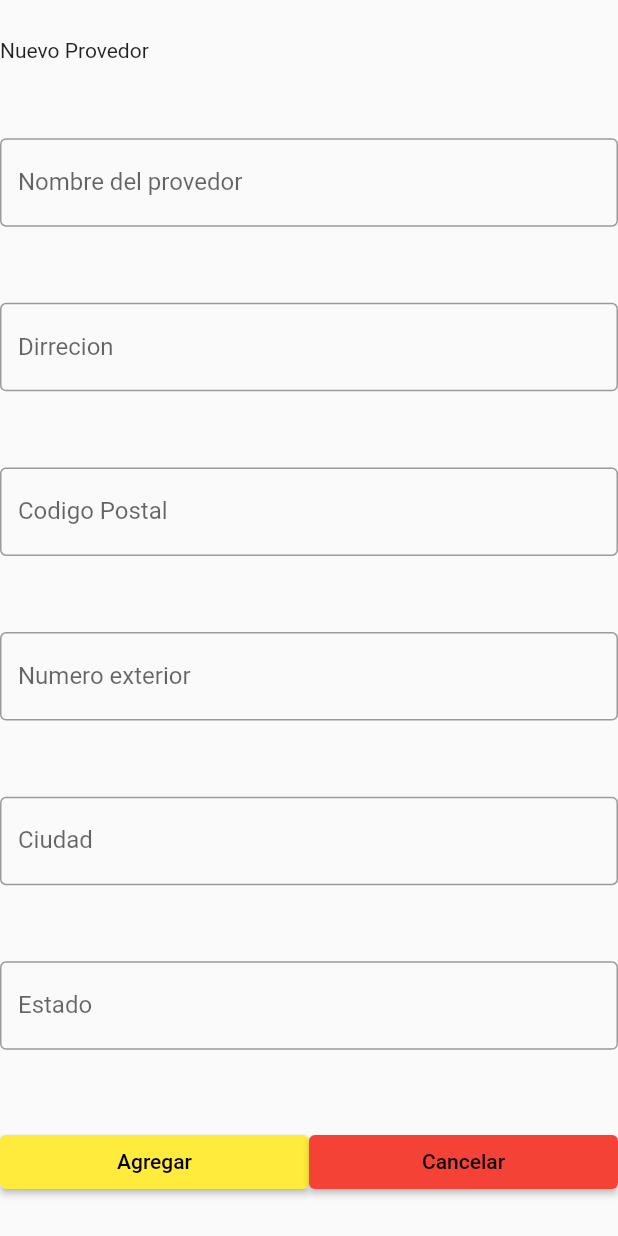
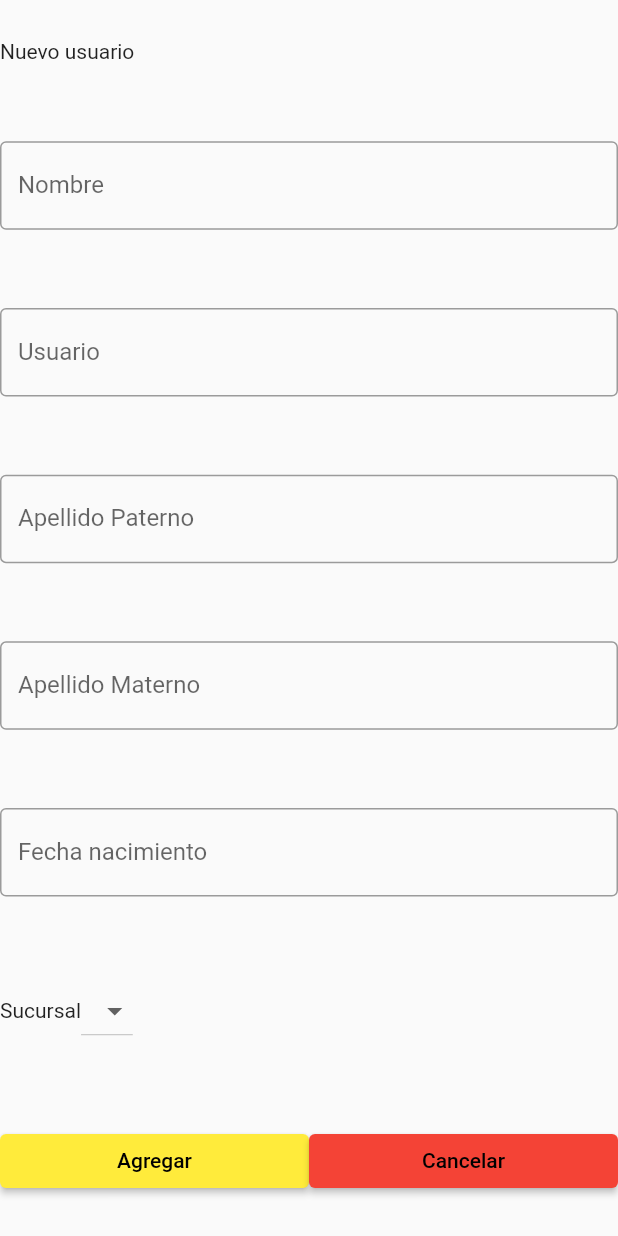
Before and after one commit to DiegoDuenez/flutter-automoviles, a Flutter app: the Add widget shown alone on an empty page, opened directly, on a phone screen of 412 x 824 dp. Run offline on Flutter 3.47's test engine with Material 2 defaults, Android fonts, the light colour scheme and no system bars.

Commit message:
add: Sucursales y usuarios

```diff
--- a/lib/Provedores/widgetaddProvedores.dart
+++ b/lib/Sucursales/widgetadd.dart
@@ -1,8 +1,17 @@
 import 'package:flutter/cupertino.dart';
 import 'package:flutter/material.dart';
 
+String dropdownvalue = 'Item 1';
 
-var text = "Provedor";
+// List of items in our dropdown menu
+var items = [
+  'Item 1',
+  'Item 2',
+  'Item 3',
+  'Item 4',
+  'Item 5',
+];
+var text = "Sucursal";
 Widget Add()
 {
   return  Container(
@@ -11,47 +20,66 @@ Widget Add()
       mainAxisAlignment: MainAxisAlignment.spaceAround,
       crossAxisAlignment: CrossAxisAlignment.start,
       children: [
-        Text("Nuevo Provedor",textAlign: TextAlign.center),
+        Text("Nueva sucursal",textAlign: TextAlign.center),
 
-      TextField(
+      const TextField(
         decoration:InputDecoration(
           border: OutlineInputBorder(),
-          labelText: "Nombre del provedor",
+          labelText: "Nombre de sucursal",
 
         ) ,
       ),
 
-        TextField(
+        const TextField(
           decoration:InputDecoration(
             border: OutlineInputBorder(),
-            labelText: "Dirrecion",
+            labelText: "Dirección",
 
-          ) ,),
-        TextField(
+          )
+          ,),
+        const TextField(
           decoration:InputDecoration(
             border: OutlineInputBorder(),
-            labelText: "Codigo Postal",
+            labelText: "C.P.",
 
-          ) ,),
-        TextField(
+          )
+          ,),
+           const TextField(
           decoration:InputDecoration(
             border: OutlineInputBorder(),
-            labelText: "Numero exterior",
+            labelText: "Número exterior",
 
-          ) ,),
-        TextField(
+          )
+          ,),
+            const TextField(
           decoration:InputDecoration(
             border: OutlineInputBorder(),
             labelText: "Ciudad",
 
-          ) ,),
-        TextField(
+          )
+          ,),
+          const TextField(
           decoration:InputDecoration(
             border: OutlineInputBorder(),
             labelText: "Estado",
 
-          ) ,),
+          )
+          ,),
 
+       Row(
+         children: [
+           Text(text),
+           DropdownButton<String>(
+             items: <String>['A', 'B', 'C', 'D'].map((String value) {
+               return DropdownMenuItem<String>(
+                 value: value,
+                 child: Text(value),
+               );
+             }).toList(),
+             onChanged: (_) {},
+           )
+         ],
+       ),
         Row(
 
             mainAxisAlignment: MainAxisAlignment.end,
--- a/lib/Provedores/Provedores.dart
+++ b/lib/Usuarios/Usuarios.dart
@@ -1,14 +1,14 @@
 
 import 'package:flutter/material.dart';
 import 'package:flutter/widgets.dart';
-import 'package:flutter_automoviles/Provedores/widgetaddProvedores.dart';
-import 'package:flutter_automoviles/Lotes/widgetdelete.dart';
+import 'package:flutter_automoviles/Usuarios/widgetadd.dart';
+import 'package:flutter_automoviles/Usuarios/widgetdelete.dart';
 
-class Provedores extends StatelessWidget{
+class Usuarios extends StatelessWidget{
   @override
   Widget build(BuildContext context){
     return Scaffold(
-      appBar: AppBar(title: Text("Provedores"),),
+      appBar: AppBar(title: Text("Usuarios"),),
       body: Center(
         child: Center(
           child: Padding(
@@ -25,20 +25,24 @@ class Provedores extends StatelessWidget{
                           defaultVerticalAlignment: TableCellVerticalAlignment.middle,
                           border: TableBorder.all(),
                           children: [
-                            TableRow(
+                            const TableRow(
                             children: [
 
-                                  Text("Provedor"),
-                                  Text("Ciudad"),
-                                  Text("Estado"),
-                                  Text("Accion"),
+                              Text("Nombre",textAlign: TextAlign.center,),
+                              Text("Usuario",textAlign: TextAlign.center,),
+                              Text("Apellido P.",textAlign: TextAlign.center,),
+                              Text("Apellido M.",textAlign: TextAlign.center,),
+                              Text("Fecha Nacimiento",textAlign: TextAlign.center,),
+                              Text("Accion",textAlign: TextAlign.center,),
                             ]
                           ),
                             TableRow(
                                 children: [
-                                  Text("Provedor 1"),
-                                  Text("Torreon"),
-                                  Text("Coahuila"),
+                                  const Text("Diego", textAlign: TextAlign.center,),
+                                  const Text("dduenez", textAlign: TextAlign.center,),
+                                  const Text("Dueñez", textAlign: TextAlign.center,),
+                                  const Text("Villa", textAlign: TextAlign.center,),
+                                  const Text("30/09/2002",  textAlign: TextAlign.center,),
                                   SizedBox(
                                     width: 30,
                                     height: 30,
@@ -55,17 +59,18 @@ class Provedores extends StatelessWidget{
                                       label: Text(""),
                                       style: ElevatedButton.styleFrom(
                                           primary: Colors.redAccent,
-                                        //elevated btton background color
                                       ),
-                                      //label text
                                     ),
+
                                   )                  ]
                             ),
                             TableRow(
                                 children: [
-                                  Text("Provedor 2"),
-                                  Text("Gomez"),
-                                  Text("Gomez"),
+                                  const Text("Brayan", textAlign: TextAlign.center,),
+                                  const Text("bromero", textAlign: TextAlign.center,),
+                                  const Text("Romero", textAlign: TextAlign.center,),
+                                  const Text("Gandara", textAlign: TextAlign.center,),
+                                  const Text("10/10/2000",  textAlign: TextAlign.center,),
                                   SizedBox(
                                     width: 30,
                                     height: 30,
@@ -82,19 +87,18 @@ class Provedores extends StatelessWidget{
                                       label: Text(""),
                                       style: ElevatedButton.styleFrom(
                                           primary: Colors.redAccent,
-                                        //elevated btton background color
-                                      ),
-                                      //label text
                                       ),
                                     ),
 
-                                ]
+                                  )                  ]
                             ),
                             TableRow(
                                 children: [
-                                  Text("Provedor 3"),
-                                  Text("Lerdo"),
-                                  Text("Durango"),
+                                  const Text("Francisco", textAlign: TextAlign.center,),
+                                  const Text("fescobedo", textAlign: TextAlign.center,),
+                                  const Text("Escobedo", textAlign: TextAlign.center,),
+                                  const Text("Salazar", textAlign: TextAlign.center,),
+                                  const Text("20/05/2000",  textAlign: TextAlign.center,),
                                   SizedBox(
                                     width: 30,
                                     height: 30,
@@ -111,12 +115,10 @@ class Provedores extends StatelessWidget{
                                       label: Text(""),
                                       style: ElevatedButton.styleFrom(
                                           primary: Colors.redAccent,
-                                        //elevated btton background color
                                       ),
-                                      //label text
                                     ),
-                                  )
-                                ]
+
+                                  )                  ]
                             ),
                           ],
                         ),
--- /dev/null
+++ b/lib/Usuarios/widgetadd.dart
@@ -0,0 +1,122 @@
+import 'package:flutter/cupertino.dart';
+import 'package:flutter/material.dart';
+
+String dropdownvalue = 'Item 1';
+
+// List of items in our dropdown menu
+var items = [
+  'Item 1',
+  'Item 2',
+  'Item 3',
+  'Item 4',
+  'Item 5',
+];
+var text = "Sucursal";
+Widget Add()
+{
+  return  Container(
+
+    child: Column(
+      mainAxisAlignment: MainAxisAlignment.spaceAround,
+      crossAxisAlignment: CrossAxisAlignment.start,
+      children: [
+        Text("Nuevo usuario",textAlign: TextAlign.center),
+
+      const TextField(
+        decoration:InputDecoration(
+          border: OutlineInputBorder(),
+          labelText: "Nombre",
+
+        ) ,
+      ),
+
+        const TextField(
+          decoration:InputDecoration(
+            border: OutlineInputBorder(),
+            labelText: "Usuario",
+
+          )
+          ,),
+        const TextField(
+          decoration:InputDecoration(
+            border: OutlineInputBorder(),
+            labelText: "Apellido Paterno",
+
+          )
+          ,),
+           const TextField(
+          decoration:InputDecoration(
+            border: OutlineInputBorder(),
+            labelText: "Apellido Materno",
+
+          )
+          ,),
+            const TextField(
+          decoration:InputDecoration(
+            border: OutlineInputBorder(),
+            labelText: "Fecha nacimiento",
+
+          )
+          ,),
+       Row(
+         children: [
+           Text(text),
+           DropdownButton<String>(
+             items: <String>['A', 'B', 'C', 'D'].map((String value) {
+               return DropdownMenuItem<String>(
+                 value: value,
+                 child: Text(value),
+               );
+             }).toList(),
+             onChanged: (_) {},
+           )
+         ],
+       ),
+        Row(
+
+            mainAxisAlignment: MainAxisAlignment.end,
+            crossAxisAlignment: CrossAxisAlignment.end,
+
+            children:[
+              Expanded(
+                child: SizedBox(
+
+                  child: ElevatedButton(
+                    child: const Text("Agregar"),
+                    onPressed: (){
+                    },
+                    style: ElevatedButton.styleFrom(
+                      primary: Colors.yellow,
+                    ),
+                  ),
+                ),
+              ),
+              Text('', textAlign: TextAlign.center),
+
+              Expanded(
+                child:SizedBox(
+                  child: ElevatedButton(
+                    child: const Text("Cancelar"),
+                    onPressed: (){
+                    },
+                    style: ElevatedButton.styleFrom(
+                      primary: Colors.red,
+                    ),
+                  ),
+                ),      ),
+
+
+            ]
+
+
+        ),
+
+
+
+
+
+
+      ],
+    ),
+  );
+}
```
Also changed, not shown: lib/Sucursales/Sucursales.dart (renamed from lib/Lotes/Lotes.dart, +30 -18 lines), lib/Usuarios/widgetdelete.dart (renamed from lib/Lotes/widgetadd.dart, +7 -50 lines), lib/main.dart (+7 -5 lines), lib/Sucursales/widgetdelete.dart (renamed from lib/Lotes/widgetdelete.dart). Lines whose indentation alone changed are shown as unchanged.
